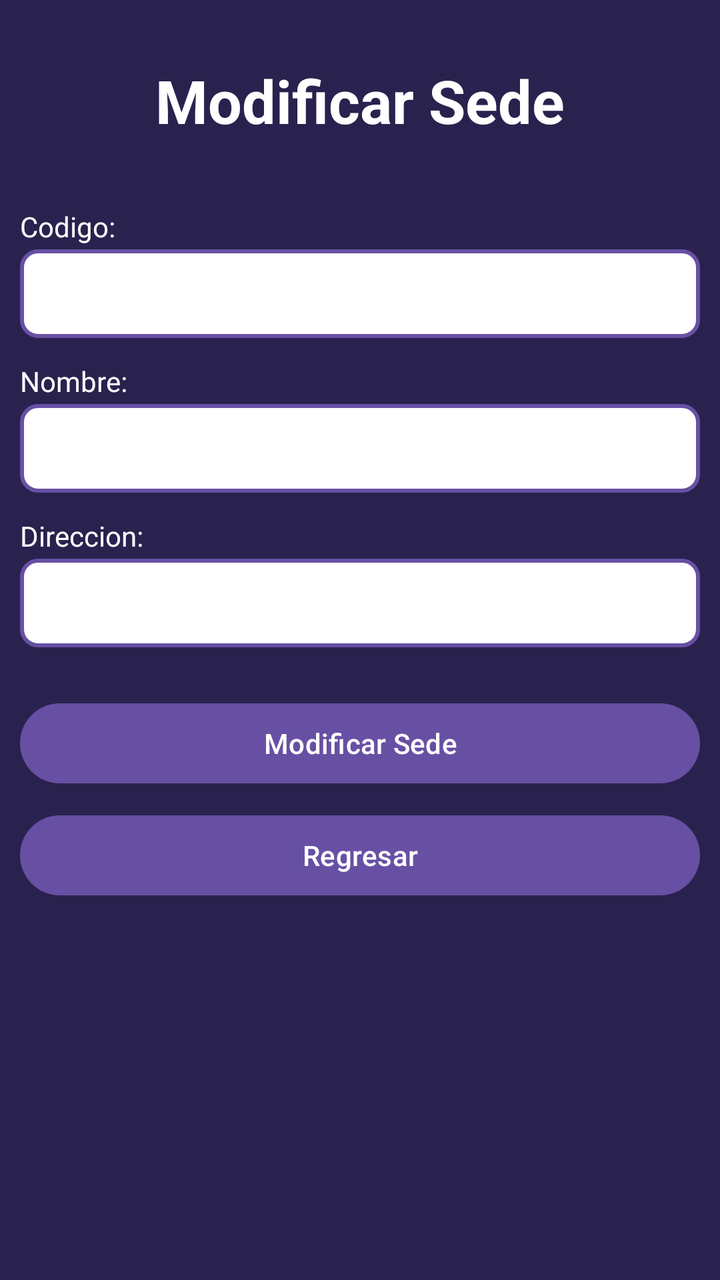
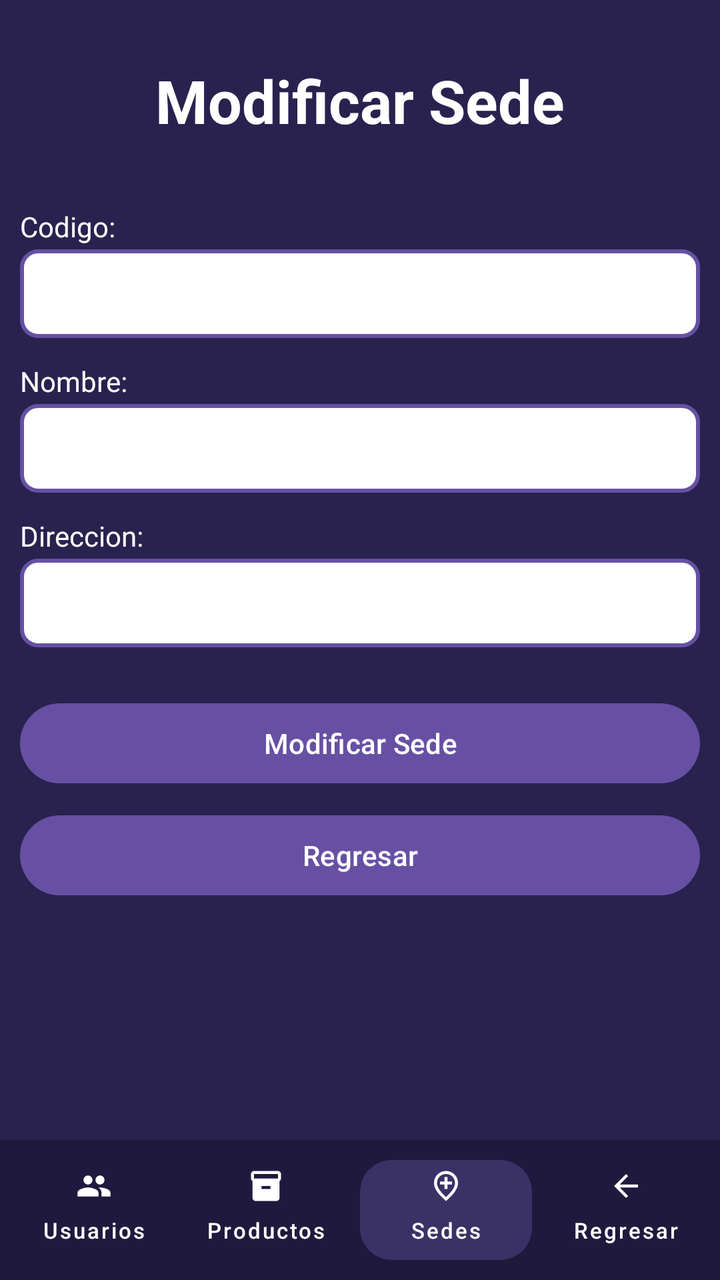

Before-and-after screenshots of an Android layout around one commit, followed by the original layout XML and the change that was made.
<!-- AndroidManifest.xml: application theme Theme.AlcamenProyectoFinal -->
<!-- res/layout/activity_frm_modificar_sedes.xml -->
<?xml version="1.0" encoding="utf-8"?>
<androidx.constraintlayout.widget.ConstraintLayout xmlns:android="http://schemas.android.com/apk/res/android"
    xmlns:app="http://schemas.android.com/apk/res-auto"
    xmlns:tools="http://schemas.android.com/tools"
    android:id="@+id/main"
    android:layout_width="match_parent"
    android:layout_height="match_parent"
    android:background="#29224E"
    tools:context=".Vista.frmModificarSedes">

    <TextView
        android:id="@+id/tvTituloModificarSedes"
        android:layout_width="wrap_content"
        android:layout_height="wrap_content"
        android:layout_marginTop="30dp"
        android:text="Modificar Sede"
        android:textColor="#FFFFFF"
        android:textSize="30sp"
        android:textStyle="bold"
        app:layout_constraintEnd_toEndOf="parent"
        app:layout_constraintStart_toStartOf="parent"
        app:layout_constraintTop_toTopOf="parent" />

    <LinearLayout
        android:layout_width="340dp"
        android:layout_height="wrap_content"
        android:orientation="vertical"
        app:layout_constraintBottom_toBottomOf="parent"
        app:layout_constraintEnd_toEndOf="parent"
        app:layout_constraintStart_toStartOf="parent"
        app:layout_constraintTop_toBottomOf="@+id/tvTituloModificarSedes"
        app:layout_constraintVertical_bias="0.15">

        <TextView
            android:id="@+id/textView62"
            android:layout_width="match_parent"
            android:layout_height="wrap_content"
            android:text="Codigo:"
            android:textColor="#FFFFFF"
            android:textSize="14sp"
            android:layout_marginBottom="2dp" />

        <EditText
            android:id="@+id/txtCodigoSedeMod"
            android:layout_width="match_parent"
            android:layout_height="wrap_content"
            android:ems="10"
            android:inputType="text"
            android:background="@drawable/input_border"
            android:padding="10dp"
            android:textColor="#000000"
            android:layout_marginBottom="12dp" />

        <TextView
            android:id="@+id/textView63"
            android:layout_width="match_parent"
            android:layout_height="wrap_content"
            android:text="Nombre:"
            android:textColor="#FFFFFF"
            android:textSize="14sp"
            android:layout_marginBottom="2dp" />

        <EditText
            android:id="@+id/txtNombreSedeMod"
            android:layout_width="match_parent"
            android:layout_height="wrap_content"
            android:ems="10"
            android:inputType="text"
            android:background="@drawable/input_border"
            android:padding="10dp"
            android:textColor="#000000"
            android:layout_marginBottom="12dp" />

        <TextView
            android:id="@+id/textView64"
            android:layout_width="match_parent"
            android:layout_height="wrap_content"
            android:text="Direccion:"
            android:textColor="#FFFFFF"
            android:textSize="14sp"
            android:layout_marginBottom="2dp" />

        <EditText
            android:id="@+id/txtDireccionSedeMod"
            android:layout_width="match_parent"
            android:layout_height="wrap_content"
            android:ems="10"
            android:inputType="text"
            android:background="@drawable/input_border"
            android:padding="10dp"
            android:textColor="#000000"
            android:layout_marginBottom="24dp" />

        <Button
            android:id="@+id/button74"
            android:layout_width="match_parent"
            android:layout_height="wrap_content"
            android:onClick="btnModificarSede"
            android:text="Modificar Sede"
            android:layout_marginBottom="8dp" />

        <Button
            android:id="@+id/button75"
            android:layout_width="match_parent"
            android:layout_height="wrap_content"
            android:onClick="btnRegresar"
            android:text="Regresar" />

    </LinearLayout>
</androidx.constraintlayout.widget.ConstraintLayout>
<!-- resources referenced by this layout -->
<resources>
  <!-- drawable input_border (drawable) -->
  <?xml version="1.0" encoding="utf-8"?>
  <shape xmlns:android="http://schemas.android.com/apk/res/android"
      android:shape="rectangle">
  
      <solid android:color="#FFFFFF" />
  
      <stroke
          android:width="2dp"
          android:color="#6750A4" />
  
      <corners android:radius="8dp" />
  
  </shape>
  <style name="Theme.AlcamenProyectoFinal" parent="Base.Theme.AlcamenProyectoFinal" />
  <style name="Base.Theme.AlcamenProyectoFinal" parent="Theme.Material3.DayNight.NoActionBar">
          
          
      </style>
</resources>

<!-- the commit's change to res/layout/activity_frm_modificar_sedes.xml (unified diff, before → after) -->
@@ -107,4 +107,81 @@
             android:text="Regresar" />
 
     </LinearLayout>
+
+    <LinearLayout
+        android:id="@+id/bottomBar"
+        android:layout_width="match_parent"
+        android:layout_height="70dp"
+        android:background="#1F1A3D"
+        android:orientation="horizontal"
+        android:padding="4dp"
+        android:gravity="center_vertical"
+        app:layout_constraintBottom_toBottomOf="parent"
+        app:layout_constraintEnd_toEndOf="parent"
+        app:layout_constraintStart_toStartOf="parent">
+
+        <com.google.android.material.button.MaterialButton
+            android:id="@+id/btnUsuarios"
+            style="@style/Widget.MaterialComponents.Button.TextButton"
+            android:layout_width="0dp"
+            android:layout_height="match_parent"
+            android:layout_weight="1"
+            android:text="Usuarios"
+            android:textColor="@android:color/white"
+            android:textSize="11sp"
+            app:icon="@drawable/ic_people"
+            app:iconGravity="top"
+            app:iconPadding="2dp"
+            app:iconTint="@android:color/white"
+            app:textAllCaps="false" />
+
+        <com.google.android.material.button.MaterialButton
+            android:id="@+id/btnProductos"
+            style="@style/Widget.MaterialComponents.Button.TextButton"
+            android:layout_width="0dp"
+            android:layout_height="match_parent"
+            android:layout_weight="1"
+            android:text="Productos"
+            android:textColor="@android:color/white"
+            android:textSize="11sp"
+            app:icon="@drawable/ic_inventory"
+            app:iconGravity="top"
+            app:iconPadding="2dp"
+            app:iconTint="@android:color/white"
+            app:textAllCaps="false" />
+
+        <com.google.android.material.button.MaterialButton
+            android:id="@+id/btnSedes"
+            style="@style/Widget.MaterialComponents.Button.UnelevatedButton"
+            android:layout_width="0dp"
+            android:layout_height="match_parent"
+            android:layout_marginHorizontal="4dp"
+            android:layout_weight="1"
+            android:text="Sedes"
+            android:textColor="@android:color/white"
+            android:textSize="11sp"
+            app:backgroundTint="#3A3266"
+            app:cornerRadius="16dp"
+            app:icon="@drawable/ic_location_city"
+            app:iconGravity="top"
+            app:iconPadding="2dp"
+            app:iconTint="@android:color/white"
+            app:textAllCaps="false" />
+
+        <com.google.android.material.button.MaterialButton
+            android:id="@+id/btnRegresar"
+            style="@style/Widget.MaterialComponents.Button.TextButton"
+            android:layout_width="0dp"
+            android:layout_height="match_parent"
+            android:layout_weight="1"
+            android:text="Regresar"
+            android:textColor="@android:color/white"
+            android:textSize="11sp"
+            app:icon="@drawable/ic_arrow_back"
+            app:iconGravity="top"
+            app:iconPadding="2dp"
+            app:iconTint="@android:color/white"
+            app:textAllCaps="false" />
+
+    </LinearLayout>
 </androidx.constraintlayout.widget.ConstraintLayout>
<!-- resource entries referenced after the edit -->
@@ -1,5 +1,29 @@
 <!-- resources referenced by this layout -->
 <resources>
+  <!-- drawable ic_arrow_back (drawable) -->
+  <vector xmlns:android="http://schemas.android.com/apk/res/android" android:autoMirrored="true" android:height="24dp" android:tint="#000000" android:viewportHeight="960" android:viewportWidth="960" android:width="24dp">
+        
+      <path android:fillColor="@android:color/white" android:pathData="M313,520L537,744L480,800L160,480L480,160L537,216L313,440L800,440L800,520L313,520Z"/>
+      
+  </vector>
+  <!-- drawable ic_inventory (drawable) -->
+  <vector xmlns:android="http://schemas.android.com/apk/res/android" android:height="24dp" android:tint="#000000" android:viewportHeight="24" android:viewportWidth="24" android:width="24dp">
+        
+      <path android:fillColor="@android:color/white" android:pathData="M20,2L4,2c-1,0 -2,0.9 -2,2v3.01c0,0.72 0.43,1.34 1,1.69L3,20c0,1.1 1.1,2 2,2h14c0.9,0 2,-0.9 2,-2L21,8.7c0.57,-0.35 1,-0.97 1,-1.69L22,4c0,-1.1 -1,-2 -2,-2zM15,14L9,14v-2h6v2zM20,7L4,7L4,4l16,-0.02L20,7z"/>
+      
+  </vector>
+  <!-- drawable ic_location_city (drawable) -->
+  <vector xmlns:android="http://schemas.android.com/apk/res/android" android:height="24dp" android:tint="#000000" android:viewportHeight="960" android:viewportWidth="960" android:width="24dp">
+        
+      <path android:fillColor="@android:color/white" android:pathData="M440,560L520,560L520,440L640,440L640,360L520,360L520,240L440,240L440,360L320,360L320,440L440,440L440,560ZM480,774Q602,662 661,570.5Q720,479 720,408Q720,299 650.5,229.5Q581,160 480,160Q379,160 309.5,229.5Q240,299 240,408Q240,479 299,570.5Q358,662 480,774ZM480,880Q319,743 239.5,625.5Q160,508 160,408Q160,258 256.5,169Q353,80 480,80Q607,80 703.5,169Q800,258 800,408Q800,508 720.5,625.5Q641,743 480,880ZM480,400Q480,400 480,400Q480,400 480,400Q480,400 480,400Q480,400 480,400Q480,400 480,400Q480,400 480,400Q480,400 480,400Q480,400 480,400Z"/>
+      
+  </vector>
+  <!-- drawable ic_people (drawable) -->
+  <vector xmlns:android="http://schemas.android.com/apk/res/android" android:height="24dp" android:tint="#000000" android:viewportHeight="24" android:viewportWidth="24" android:width="24dp">
+        
+      <path android:fillColor="@android:color/white" android:pathData="M16,11c1.66,0 2.99,-1.34 2.99,-3S17.66,5 16,5c-1.66,0 -3,1.34 -3,3s1.34,3 3,3zM8,11c1.66,0 2.99,-1.34 2.99,-3S9.66,5 8,5C6.34,5 5,6.34 5,8s1.34,3 3,3zM8,13c-2.33,0 -7,1.17 -7,3.5L1,19h14v-2.5c0,-2.33 -4.67,-3.5 -7,-3.5zM16,13c-0.29,0 -0.62,0.02 -0.97,0.05 1.16,0.84 1.97,1.97 1.97,3.45L17,19h6v-2.5c0,-2.33 -4.67,-3.5 -7,-3.5z"/>
+      
+  </vector>
   <!-- drawable input_border (drawable) -->
   <?xml version="1.0" encoding="utf-8"?>
   <shape xmlns:android="http://schemas.android.com/apk/res/android"
